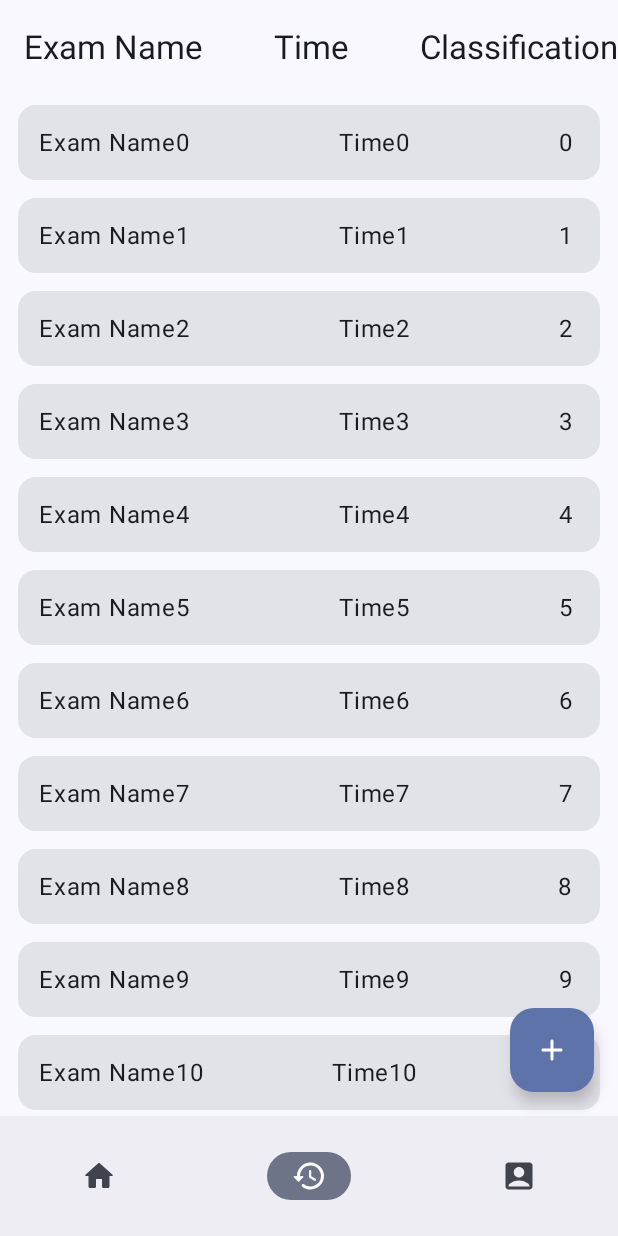
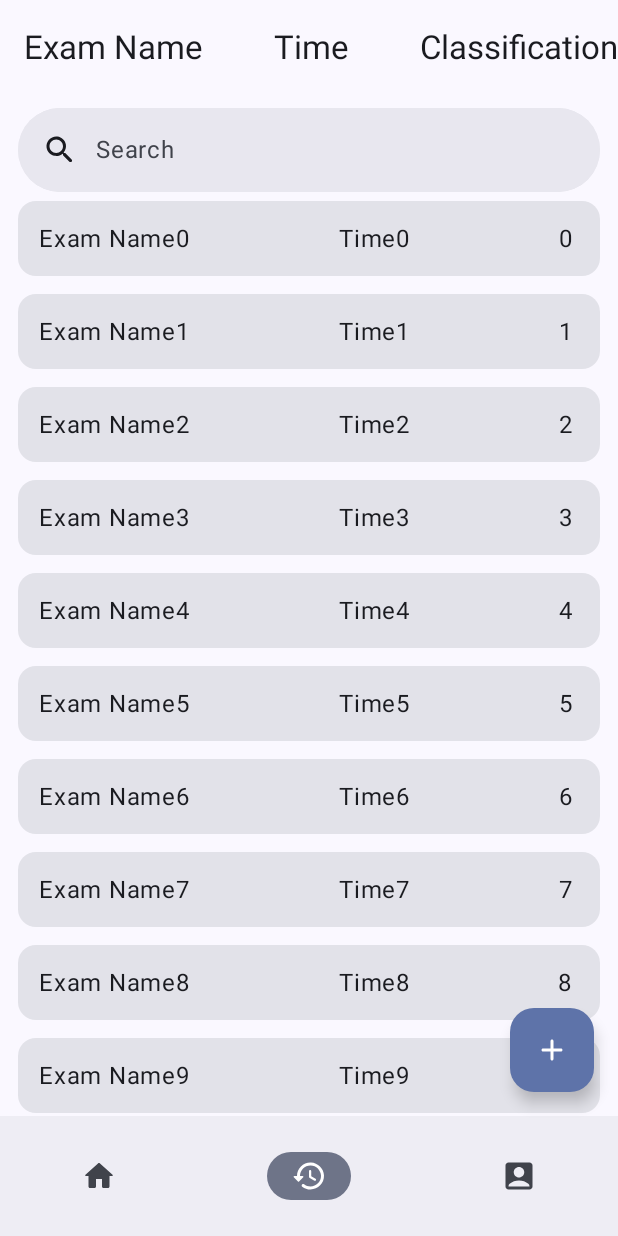
Before and after one commit to Melendez1209/Known, an Android app built with Jetpack Compose: the screen it shows after launch (MainActivity), item 2 of the bottom bar chosen, on a phone screen of 412 x 824 dp. Run offline under Robolectric (Android 15) with nearby library versions, the phone set to English and light mode, and no system bars; our stand-ins replace window size class.

Commit message:
Example of a SearchBar added to the history page

```diff
--- a/Android/app/src/main/java/com/melendez/known/main/MainScreen.kt
+++ b/Android/app/src/main/java/com/melendez/known/main/MainScreen.kt
@@ -102,7 +102,7 @@ fun CompactScreen(navTotalController: NavHostController) {
             modifier = Modifier.fillMaxSize()
         ) {
             composable(Screens.Home.route) { Home(navMainController) }
-            composable(Screens.History.route) { History(navMainController) }
+            composable(Screens.History.route) { History() }
             composable(Screens.Account.route) { Account(navMainController) }
         }
     }
@@ -152,14 +152,14 @@ fun MediumScreen() {
             }
             NavHost(navController = navMainController, startDestination = Screens.Home.route) {
                 composable(Screens.Home.route) { Home(navMainController) }
-                composable(Screens.History.route) { History(navMainController) }
+                composable(Screens.History.route) { History() }
                 composable(Screens.Account.route) { Account(navMainController) }
             }
         }
     }
 }
 
-@Preview(group = "Main", device = "id:pixel_7_pro")
+@Preview(group = "Main", device = "spec:width=673dp,height=841dp")
 @Composable
 fun ExpandedScreen() {
 
@@ -170,6 +170,7 @@ fun ExpandedScreen() {
 
         val navBackStackEntry by navMainController.currentBackStackEntryAsState()
         val currentDestination = navBackStackEntry?.destination
+
         ModalDrawerSheet {
             screens.forEach { screen ->
                 NavigationDrawerItem(
@@ -198,7 +199,7 @@ fun ExpandedScreen() {
     }, content = {
         NavHost(navController = navMainController, startDestination = Screens.Home.route) {
             composable(Screens.Home.route) { Home(navMainController) }
-            composable(Screens.History.route) { History(navMainController) }
+            composable(Screens.History.route) { History() }
             composable(Screens.Account.route) { Account(navMainController) }
         }
     })
--- a/Android/app/src/main/java/com/melendez/known/main/inners/History.kt
+++ b/Android/app/src/main/java/com/melendez/known/main/inners/History.kt
@@ -1,29 +1,41 @@
 package com.melendez.known.main.inners
 
+import androidx.compose.foundation.clickable
 import androidx.compose.foundation.layout.Arrangement
 import androidx.compose.foundation.layout.Column
+import androidx.compose.foundation.layout.PaddingValues
 import androidx.compose.foundation.layout.Row
 import androidx.compose.foundation.layout.fillMaxWidth
 import androidx.compose.foundation.layout.height
 import androidx.compose.foundation.layout.padding
 import androidx.compose.foundation.lazy.LazyColumn
+import androidx.compose.material.icons.Icons
+import androidx.compose.material.icons.rounded.Close
+import androidx.compose.material.icons.rounded.LocalLibrary
+import androidx.compose.material.icons.rounded.Search
 import androidx.compose.material3.Card
 import androidx.compose.material3.ExperimentalMaterial3Api
+import androidx.compose.material3.Icon
+import androidx.compose.material3.ListItem
+import androidx.compose.material3.SearchBar
 import androidx.compose.material3.Text
 import androidx.compose.material3.TopAppBar
 import androidx.compose.runtime.Composable
+import androidx.compose.runtime.getValue
+import androidx.compose.runtime.mutableStateOf
+import androidx.compose.runtime.remember
+import androidx.compose.runtime.setValue
 import androidx.compose.ui.Alignment
 import androidx.compose.ui.Modifier
 import androidx.compose.ui.res.stringResource
 import androidx.compose.ui.tooling.preview.Preview
 import androidx.compose.ui.unit.dp
-import androidx.navigation.NavHostController
-import androidx.navigation.compose.rememberNavController
 import com.melendez.known.R
 
 @OptIn(ExperimentalMaterial3Api::class)
+@Preview(device = "id:pixel_7_pro")
 @Composable
-fun History(navController: NavHostController) {
+fun History() {
     Column {
         TopAppBar(title = {
             Row(
@@ -36,7 +48,70 @@ fun History(navController: NavHostController) {
             }
         })
 
+        var text by remember { mutableStateOf("") }
+        var active by remember { mutableStateOf(false) }
+
+        SearchBar(
+            modifier = Modifier
+                .fillMaxWidth()
+                .padding(horizontal = 12.dp),
+            query = text,
+            onQueryChange = { text = it },
+            onSearch = { active = false },
+            active = active,
+            onActiveChange = { active = it },
+            placeholder = { Text(text = stringResource(R.string.search)) },
+            leadingIcon = {
+                Icon(
+                    imageVector = Icons.Rounded.Search,
+                    contentDescription = stringResource(R.string.search)
+                )
+            },
+            trailingIcon = {
+                if (active) {
+                    Icon(
+                        modifier = Modifier.clickable {
+                            if (text.isNotBlank()) {
+                                text = ""
+                            } else {
+                                active = false
+                            }
+                        },
+                        imageVector = Icons.Rounded.Close,
+                        contentDescription = stringResource(R.string.clear)
+                    )
+                }
+            },
+            enabled = true //TODO:Changes based on the presence or absence of a history
+        ) {
+            LazyColumn(
+                modifier = Modifier.fillMaxWidth(),
+                contentPadding = PaddingValues(12.dp),
+                verticalArrangement = Arrangement.spacedBy(4.dp)
+            ) {
+                items(4) { index ->
+
+                    val resultText = stringResource(R.string.exam_name) + index
+
+                    ListItem(modifier = Modifier.clickable {
+                        text = resultText
+                        active = false
+                    },
+                        headlineContent = { Text(resultText) },
+                        supportingContent = { Text(text = stringResource(R.string.classification) + index) },
+                        leadingContent = {
+                            Icon(
+                                Icons.Rounded.LocalLibrary,
+                                contentDescription = null
+                            )
+                        }
+                    )
+                }
+            }
+        }
+
         LazyColumn {
+
             items(100) { count ->
                 Card(
                     modifier = Modifier.padding(vertical = 6.dp, horizontal = 12.dp),
@@ -60,11 +135,3 @@ fun History(navController: NavHostController) {
         }
     }
 }
-
-
-@Preview(device = "id:pixel_7_pro")
-@Composable
-fun HistoryPreview() {
-    val nav = rememberNavController()
-    History(navController = nav)
-}
--- a/Android/app/src/main/res/values/strings.xml
+++ b/Android/app/src/main/res/values/strings.xml
@@ -9,4 +9,6 @@
     <string name="classification">Classification</string>
     <string name="cancel">Cancel</string>
     <string name="save">Save</string>
+    <string name="search">Search</string>
+    <string name="clear">Clear</string>
 </resources>
```
Also changed, not shown: 1 other file.
